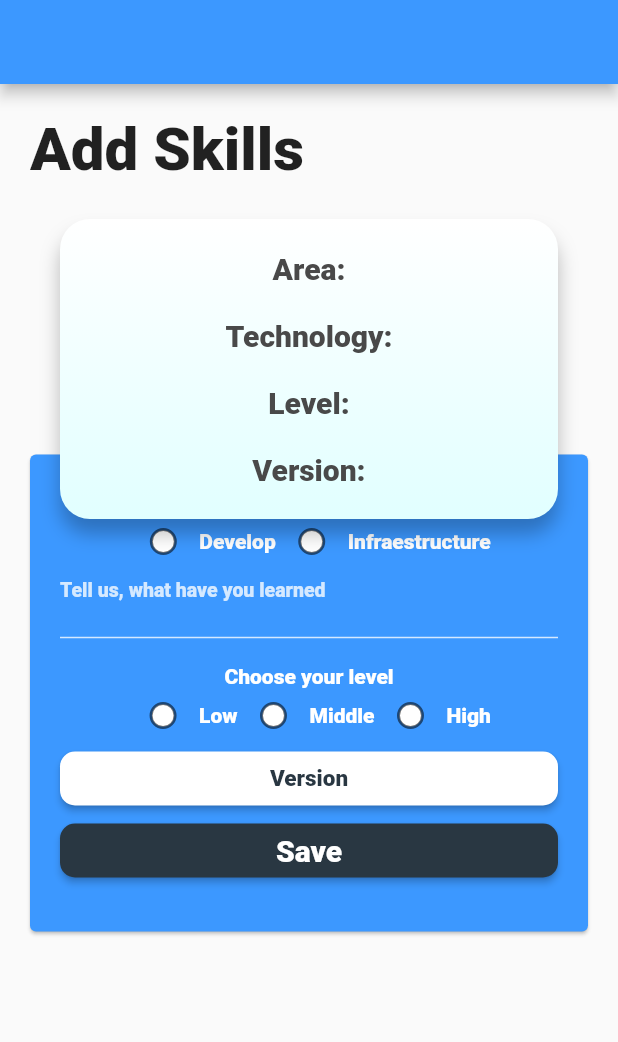
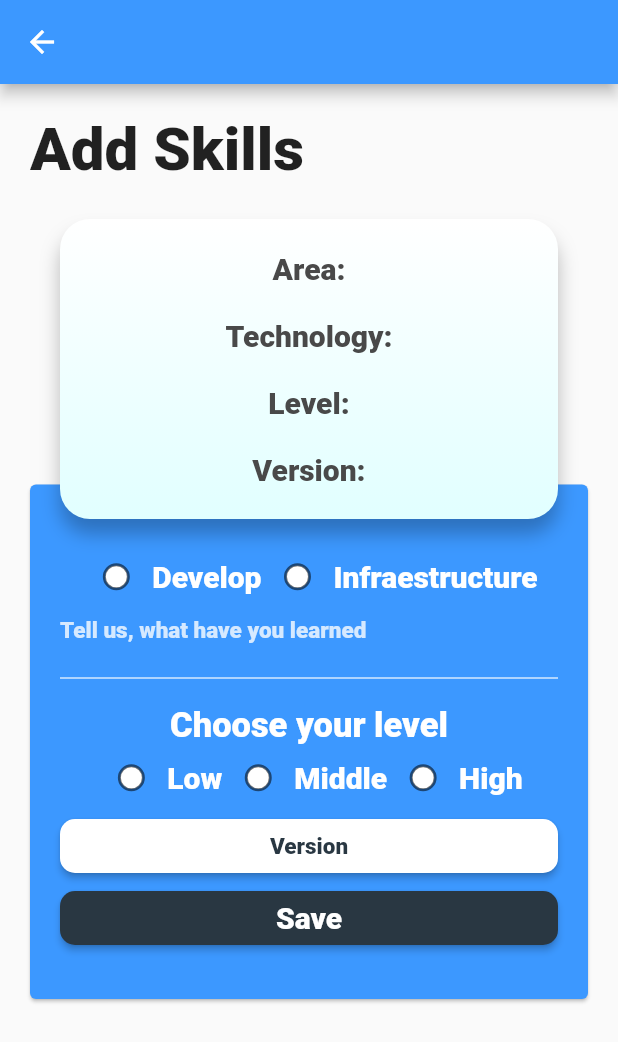
Before and after one commit to sebasbeleno/IG-Skills, a Flutter app: the AddSkill screen opened directly, on a phone screen of 412 x 824 dp. Shown: the top 1042 px of the screen. Run offline on Flutter 3.47's test engine with Material 2 defaults, Android fonts, the phone set to English and light mode, and no system bars; statements that could not run were skipped.

Commit message:
Cambios en el grid, tamaño de fuente y demás.

```diff
--- a/lib/src/components/floating_action_button.dart
+++ b/lib/src/components/floating_action_button.dart
@@ -4,7 +4,7 @@ import 'package:ig_skills/src/pages/add_skills.dart';
 class FloatingNavButtom extends StatelessWidget {
 
   Future navigateToSubPage(context) async {
-      Navigator.push(context, MaterialPageRoute(builder: (context) => AddSkills()));
+      Navigator.push(context, MaterialPageRoute(builder: (context) => AddSkill()));
   }
 
   @override
--- a/lib/src/my_app.dart
+++ b/lib/src/my_app.dart
@@ -13,15 +13,14 @@ class MyApp extends StatelessWidget {
       theme: ThemeData(
         primarySwatch: Colors.blue,
       ),
-      home: AddSkill(),
 
-      /*initialRoute: "/",
+      initialRoute: "/",
       routes: getRoutes(),
       //ruta generada por defecto cuando no se encuentra en nuestras rutas asignadas
       onGenerateRoute: (RouteSettings setting) {
         return MaterialPageRoute(
             builder: (BuildContext context) => LoginPage());
-      },*/
+      },
     );
   }
 }
--- a/lib/src/pages/add_skills.dart
+++ b/lib/src/pages/add_skills.dart
@@ -100,7 +100,7 @@ class _AddSkillState extends State<AddSkill> {
                     ),
                   ),
                   SizedBox(
-                    height: 160,
+                    height: 180,
                   ),
                   card(),
                 ],
@@ -139,7 +139,7 @@ class _AddSkillState extends State<AddSkill> {
                 ),
                 Text("Develop",
                     style:
-                        TextStyle(color: Color.fromARGB(255, 255, 255, 255))),
+                        TextStyle(color: Color.fromARGB(255, 255, 255, 255), fontSize: 20)),
                 Container(
                   height: 15,
                   decoration: BoxDecoration(
@@ -154,7 +154,7 @@ class _AddSkillState extends State<AddSkill> {
                   ),
                 ),
                 Text("Infraestructure",
-                    style: TextStyle(color: Color.fromARGB(255, 255, 255, 255)))
+                    style: TextStyle(color: Color.fromARGB(255, 255, 255, 255), fontSize: 20))
               ],
             ),
             Container(
@@ -170,7 +170,7 @@ class _AddSkillState extends State<AddSkill> {
                     hintStyle: TextStyle(
                         color: Color.fromARGB(200, 255, 255, 255),
                         fontFamily: "Roboto",
-                        fontSize: 13),
+                        fontSize: 15),
                     border: InputBorder.none,
                   ),
                 )),
@@ -182,7 +182,7 @@ class _AddSkillState extends State<AddSkill> {
             Container(
               child: Text(
                 "Choose your level",
-                style: TextStyle(color: Color.fromARGB(255, 255, 255, 255)),
+                style: TextStyle(color: Color.fromARGB(255, 255, 255, 255),fontSize: 23),
               ),
             ),
             SizedBox(
@@ -206,7 +206,7 @@ class _AddSkillState extends State<AddSkill> {
                 ),
                 Text("Low",
                     style:
-                        TextStyle(color: Color.fromARGB(255, 255, 255, 255))),
+                        TextStyle(color: Color.fromARGB(255, 255, 255, 255),fontSize: 20)),
                 Container(
                   height: 15,
                   decoration: BoxDecoration(
@@ -222,7 +222,7 @@ class _AddSkillState extends State<AddSkill> {
                 ),
                 Text("Middle",
                     style:
-                        TextStyle(color: Color.fromARGB(255, 255, 255, 255))),
+                        TextStyle(color: Color.fromARGB(255, 255, 255, 255), fontSize: 20)),
                 Container(
                   height: 15,
                   decoration: BoxDecoration(
@@ -238,7 +238,7 @@ class _AddSkillState extends State<AddSkill> {
                 ),
                 Text("High",
                     style:
-                        TextStyle(color: Color.fromARGB(255, 255, 255, 255))),
+                        TextStyle(color: Color.fromARGB(255, 255, 255, 255), fontSize: 20)),
               ],
             ),
             SizedBox(
@@ -292,7 +292,11 @@ Widget skillsCard(
   return Container(
     width: MediaQuery.of(context).size.width / 1.2,
     height: 200,
-    margin: EdgeInsets.only(left: 40, right: 40, top: 90),
+    margin: EdgeInsets.only(
+      left: 40,
+      right: 40,
+      top: 90,
+    ),
     decoration: BoxDecoration(
         boxShadow: <BoxShadow>[
           BoxShadow(
```
